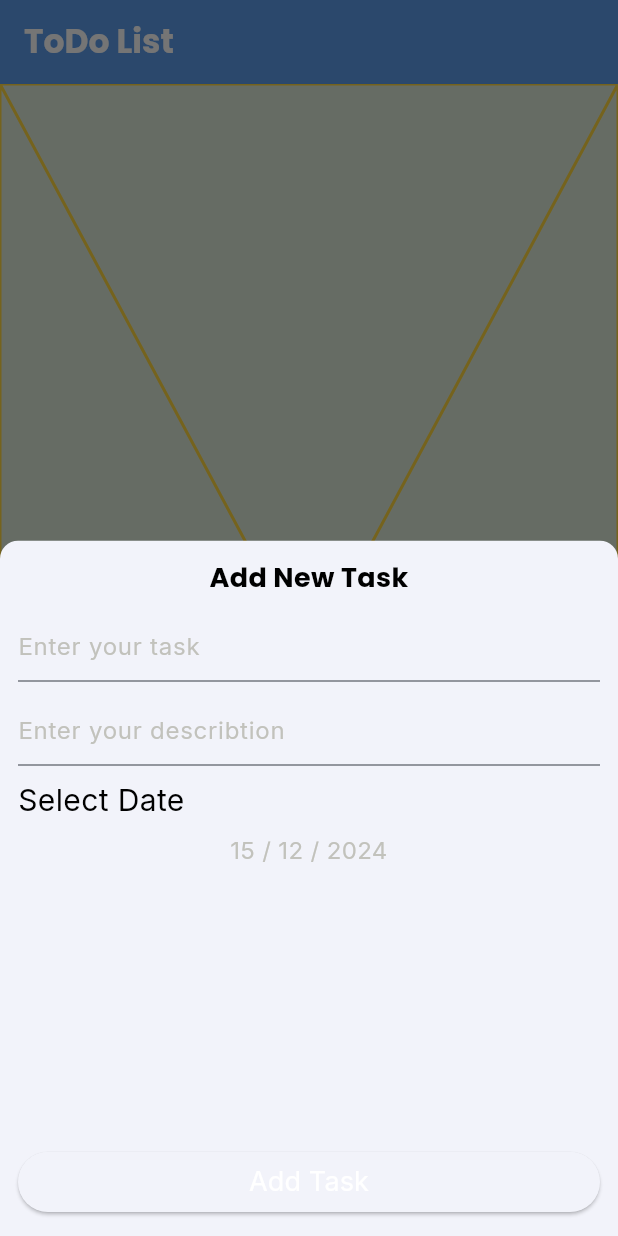
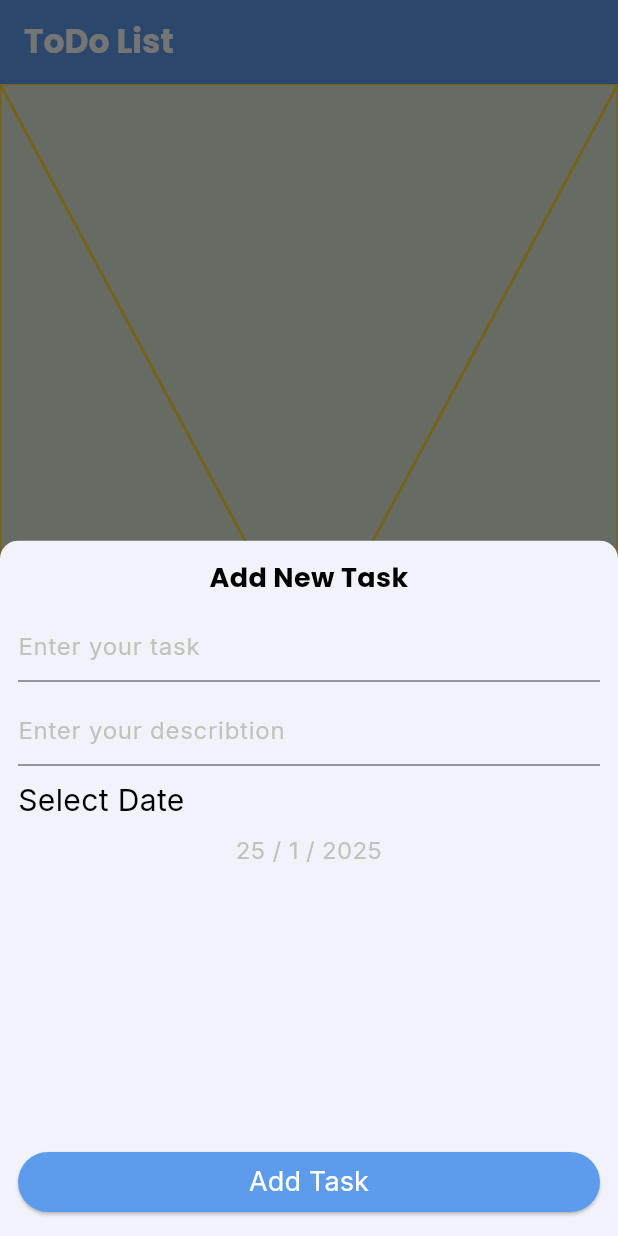
Before and after one commit to mooazhassan/todo_app, a Flutter app: the screen it shows after launch, after a tap on the "add" icon, on a phone screen of 412 x 824 dp. Run offline on Flutter 3.47's test engine with Material 3 defaults, Android fonts, the phone set to English and light mode, and no system bars; our stand-ins replace google_fonts.

```diff
--- /dev/null
+++ b/lib/core/utils/date_utils.dart
@@ -0,0 +1,3 @@
+extension Dateformat on DateTime {
+  String get toFormatedDate => '$day / $month / $year';
+}
--- a/lib/presentation/screens/home/home_page.dart
+++ b/lib/presentation/screens/home/home_page.dart
@@ -69,7 +69,7 @@ class _HomePageState extends State<HomePage> {
   showTaskBottomSheet() {
     showModalBottomSheet(
       context: context,
-      builder: (context) => ThemeBottomSheet().show(),
+      builder: (context) => ThemeBottomSheet(),
     );
   }
 }
--- a/lib/presentation/screens/home/theme_bottom_sheet.dart
+++ b/lib/presentation/screens/home/theme_bottom_sheet.dart
@@ -1,9 +1,17 @@
 import 'package:flutter/material.dart';
 import 'package:todo_app/core/utils/app_style.dart';
 import 'package:todo_app/core/utils/color_manager.dart';
+import 'package:todo_app/core/utils/date_utils.dart';
 
-class ThemeBottomSheet extends StatelessWidget {
-  const ThemeBottomSheet({super.key});
+class ThemeBottomSheet extends StatefulWidget {
+  ThemeBottomSheet({super.key});
+
+  @override
+  State<ThemeBottomSheet> createState() => _ThemeBottomSheetState();
+}
+
+class _ThemeBottomSheetState extends State<ThemeBottomSheet> {
+  DateTime selectedDate = DateTime.now();
 
   @override
   Widget build(BuildContext context) {
@@ -38,15 +46,20 @@ class ThemeBottomSheet extends StatelessWidget {
               style: LightAppStyle.dateLabel,
             ),
             SizedBox(height: 8),
-            Text(
-              '15 / 12 / 2024',
-              style: LightAppStyle.hint,
-              textAlign: TextAlign.center,
+            InkWell(
+              onTap: () {
+                showTaskDatePicker(context);
+              },
+              child: Text(
+                selectedDate.toFormatedDate,
+                style: LightAppStyle.hint,
+                textAlign: TextAlign.center,
+              ),
             ),
             const Spacer(),
             ElevatedButton(
-              style: ButtonStyle(
-
+              style: ElevatedButton.styleFrom(
+                backgroundColor: ColorManager.blue,
               ),
               onPressed: () {},
               child: Text(
@@ -62,4 +75,15 @@ class ThemeBottomSheet extends StatelessWidget {
   }
 
   Widget show() => ThemeBottomSheet();
+
+  void showTaskDatePicker(context) async {
+    selectedDate = await showDatePicker(
+          context: context,
+          firstDate: DateTime.now(),
+          lastDate: DateTime.now().add(
+            Duration(days: 365),
+          ),
+        ) ??
+        selectedDate;
+  }
 }
```
